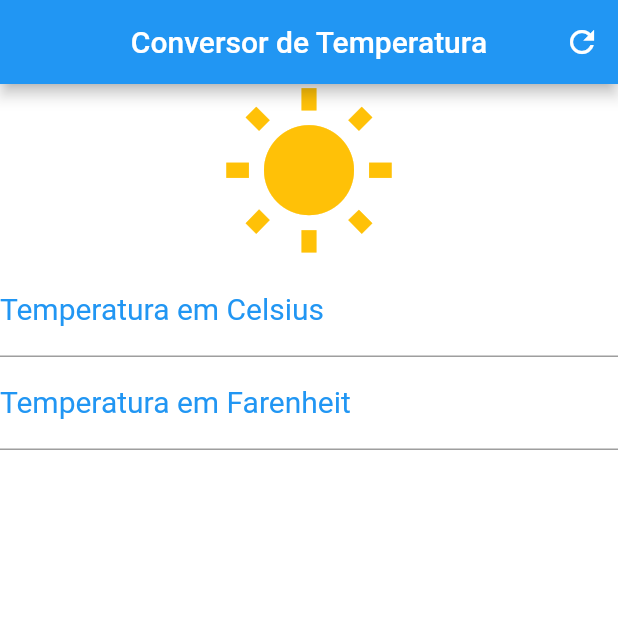
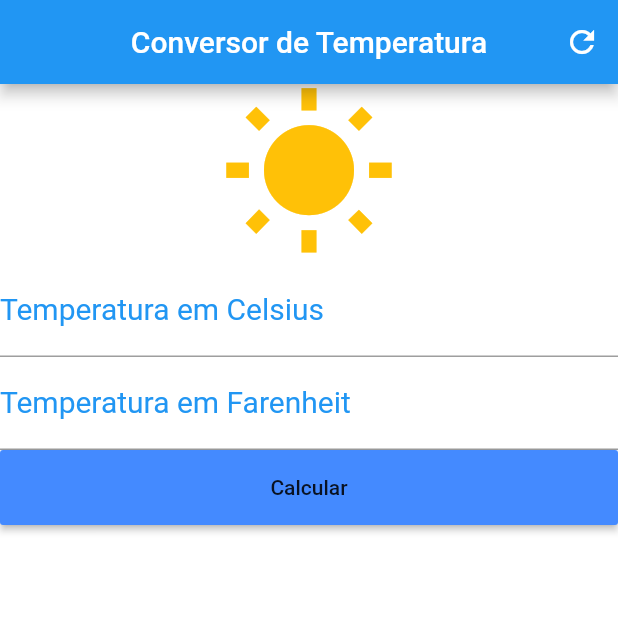
Before and after one commit to WeversonLuiz/mobile-flutter-conversor, a Flutter app: the screen it shows after launch, on a phone screen of 412 x 824 dp, the top half of it. Run offline on Flutter 3.47's test engine with Material 2 defaults, Android fonts, the phone set to English and light mode, and no system bars.

Commit message:
Melhorando o botão

```diff
--- a/lib/main.dart
+++ b/lib/main.dart
@@ -29,6 +29,17 @@ class _HomeState extends State<Home> {
     TextStyle styleDecoration = TextStyle(color: Colors.blue, fontSize: 20);
     TextStyle styleField = TextStyle(color: Colors.black);
 
+    RaisedButton raisedButton = RaisedButton(
+      onPressed: () {},
+      child: Text("Calcular"),
+      color: Colors.blueAccent,
+    );
+
+    Container containerBtn = Container(
+      height: 50,
+      child: raisedButton,
+    );
+
     TextField tempCelsius = TextField(
       keyboardType: TextInputType.number,
       decoration: InputDecoration(
@@ -52,7 +63,7 @@ class _HomeState extends State<Home> {
     Column column = Column(
       crossAxisAlignment: CrossAxisAlignment.stretch,
         children: <Widget>[
-          icon, tempCelsius, tempFarenheit,
+          icon, tempCelsius, tempFarenheit, containerBtn,
         ],
     );
 
```
